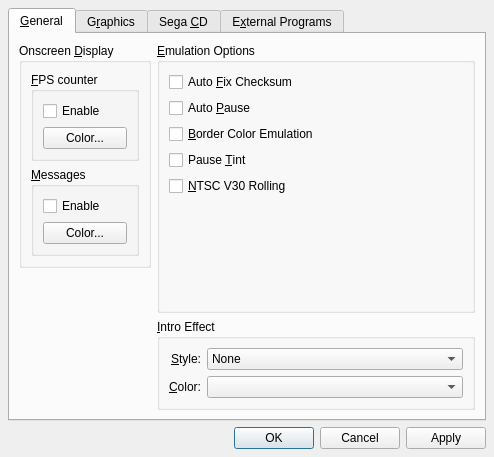
Old version of the form src/gens-qt4/ui/GeneralConfigWindow.ui in the repository GerbilSoft/gens-gs-ii.
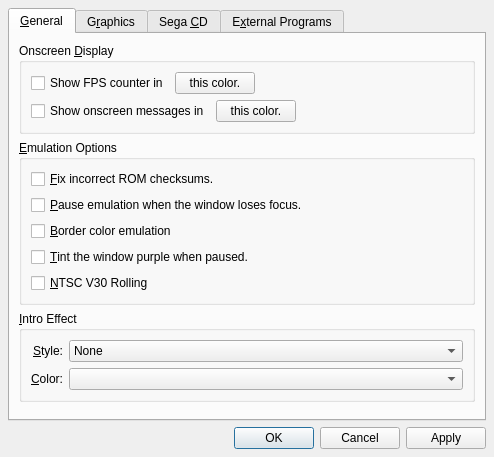
New version of the form. Custom widgets are drawn as their Qt base class.

Commit message:
[gens-qt4] ui/GeneralConfigWindow.ui: Redesigned the "General" tab to have a vertical layout.
Rewrote most of the items to use a more natural sentence structure.

OSD items now have a checkbox for "Show [item] in" with the color button
for "this color".

Diff of the .ui file:
```diff
--- a/src/gens-qt4/ui/GeneralConfigWindow.ui
+++ b/src/gens-qt4/ui/GeneralConfigWindow.ui
@@ -48,86 +48,85 @@
        <attribute name="title">
         <string>&amp;General</string>
        </attribute>
-       <layout class="QGridLayout" name="gridLayout">
-        <item row="0" column="0">
-         <layout class="QVBoxLayout" name="vboxOsd">
+       <layout class="QVBoxLayout" name="verticalLayout">
           <item>
            <widget class="QGroupBox" name="grpOsd">
-            <property name="sizePolicy">
-             <sizepolicy hsizetype="Fixed" vsizetype="Fixed">
-              <horstretch>0</horstretch>
-              <verstretch>0</verstretch>
-             </sizepolicy>
-            </property>
             <property name="title">
              <string>Onscreen &amp;Display</string>
             </property>
             <layout class="QVBoxLayout" name="gridOsd">
              <item>
-              <widget class="QGroupBox" name="grpOsdFps">
-               <property name="title">
-                <string>&amp;FPS counter</string>
-               </property>
-               <layout class="QVBoxLayout" name="verticalLayout_5">
+            <layout class="QHBoxLayout" name="hboxOsdFps">
                 <item>
                  <widget class="QCheckBox" name="chkOsdFpsEnable">
                   <property name="text">
-                   <string>Enable</string>
+                <string>Show FPS counter in</string>
                   </property>
                  </widget>
                 </item>
                 <item>
                  <widget class="QPushButton" name="btnOsdFpsColor">
+               <property name="sizePolicy">
+                <sizepolicy hsizetype="Minimum" vsizetype="Fixed">
+                 <horstretch>0</horstretch>
+                 <verstretch>0</verstretch>
+                </sizepolicy>
+               </property>
                   <property name="text">
-                   <string>Color...</string>
+                <string>this color.</string>
                   </property>
                  </widget>
                 </item>
-               </layout>
-              </widget>
+             <item>
+              <spacer name="hspcOsdFps">
+               <property name="orientation">
+                <enum>Qt::Horizontal</enum>
+               </property>
+               <property name="sizeHint" stdset="0">
+                <size>
+                 <width>40</width>
+                 <height>20</height>
+                </size>
+               </property>
+              </spacer>
+             </item>
+            </layout>
              </item>
              <item>
-              <widget class="QGroupBox" name="grpOsdMsg">
-               <property name="title">
-                <string>&amp;Messages</string>
-               </property>
-               <layout class="QVBoxLayout" name="verticalLayout_6">
+            <layout class="QHBoxLayout" name="hboxOsdMsg">
                 <item>
                  <widget class="QCheckBox" name="chkOsdMsgEnable">
                   <property name="text">
-                   <string>Enable</string>
+                <string>Show onscreen messages in</string>
                   </property>
                  </widget>
                 </item>
                 <item>
                  <widget class="QPushButton" name="btnOsdMsgColor">
                   <property name="text">
-                   <string>Color...</string>
+                <string>this color.</string>
                   </property>
                  </widget>
                 </item>
-               </layout>
-              </widget>
-             </item>
-            </layout>
-           </widget>
-          </item>
           <item>
-           <spacer name="vspcOsd">
+              <spacer name="hspcOsdMsg">
             <property name="orientation">
-             <enum>Qt::Vertical</enum>
+                <enum>Qt::Horizontal</enum>
             </property>
             <property name="sizeHint" stdset="0">
              <size>
-              <width>20</width>
-              <height>0</height>
+                 <width>40</width>
+                 <height>20</height>
              </size>
             </property>
            </spacer>
           </item>
          </layout>
         </item>
-        <item row="0" column="1">
+          </layout>
+         </widget>
+        </item>
+        <item>
          <widget class="QGroupBox" name="grpEmulationOptions">
           <property name="sizePolicy">
            <sizepolicy hsizetype="Expanding" vsizetype="Preferred">
@@ -149,7 +148,7 @@
 that use non-standard checksums.</string>
              </property>
              <property name="text">
-              <string>Auto &amp;Fix Checksum</string>
+              <string>&amp;Fix incorrect ROM checksums.</string>
              </property>
             </widget>
            </item>
@@ -160,7 +159,7 @@
 the window loses focus.</string>
              </property>
              <property name="text">
-              <string>Auto &amp;Pause</string>
+              <string>&amp;Pause emulation when the window loses focus.</string>
              </property>
             </widget>
            </item>
@@ -171,7 +170,7 @@
 instead of drawing a black border.</string>
              </property>
              <property name="text">
-              <string>&amp;Border Color Emulation</string>
+              <string>&amp;Border color emulation</string>
              </property>
             </widget>
            </item>
@@ -182,7 +181,7 @@
 emulation is paused.</string>
              </property>
              <property name="text">
-              <string>Pause &amp;Tint</string>
+              <string>&amp;Tint the window purple when paused.</string>
              </property>
             </widget>
            </item>
@@ -198,23 +197,10 @@
              </property>
             </widget>
            </item>
-           <item>
-            <spacer name="vspcEmulationOptions">
-             <property name="orientation">
-              <enum>Qt::Vertical</enum>
-             </property>
-             <property name="sizeHint" stdset="0">
-              <size>
-               <width>20</width>
-               <height>40</height>
-              </size>
-             </property>
-            </spacer>
-           </item>
           </layout>
          </widget>
         </item>
-        <item row="1" column="1">
+        <item>
          <widget class="QGroupBox" name="grpIntroEffect">
           <property name="sizePolicy">
            <sizepolicy hsizetype="Preferred" vsizetype="Fixed">
@@ -302,6 +288,19 @@
           </layout>
          </widget>
         </item>
+        <item>
+         <spacer name="vspcGeneral">
+          <property name="orientation">
+           <enum>Qt::Vertical</enum>
+          </property>
+          <property name="sizeHint" stdset="0">
+           <size>
+            <width>20</width>
+            <height>40</height>
+           </size>
+          </property>
+         </spacer>
+        </item>
        </layout>
       </widget>
       <widget class="QWidget" name="tabGraphics">
```
Left out of the diff: 29 changed lines with no effect on the pictures. Lines whose indentation alone changed are shown as unchanged.
